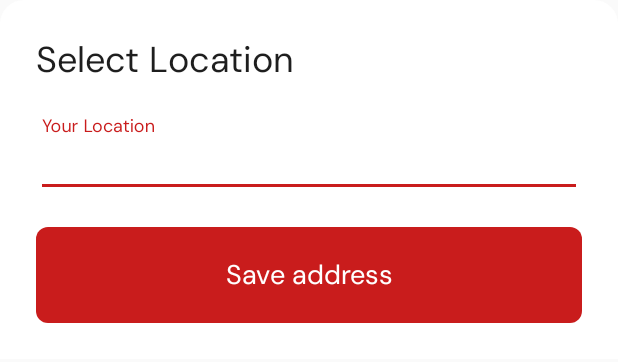
After one commit to daka-kolp/MyWay, an Android app: the layout save_address_bottom_sheet.xml on its own in the app's theme, with its tools: preview values and no code run, on a phone screen of 412 x 824 dp. The commit adds this screen. Shown: the top 362 px of the screen. Run offline under Robolectric (Android 15) with nearby library versions, the phone set to English and light mode, and no system bars.

Commit message:
save_address_bottom_sheet: implemented

```diff
--- /dev/null
+++ b/app/src/main/res/drawable/my_way_bottom_sheet_shape.xml
@@ -0,0 +1,7 @@
+<?xml version="1.0" encoding="UTF-8"?>
+<shape xmlns:android="http://schemas.android.com/apk/res/android">
+    <solid android:color="#FFFFFF" />
+    <corners
+        android:topLeftRadius="16dp"
+        android:topRightRadius="16dp" />
+</shape>
--- a/app/src/main/res/layout/fragment_home.xml
+++ b/app/src/main/res/layout/fragment_home.xml
@@ -1,5 +1,5 @@
 <?xml version="1.0" encoding="utf-8"?>
-<androidx.constraintlayout.widget.ConstraintLayout xmlns:android="http://schemas.android.com/apk/res/android"
+<FrameLayout xmlns:android="http://schemas.android.com/apk/res/android"
     xmlns:app="http://schemas.android.com/apk/res-auto"
     xmlns:tools="http://schemas.android.com/tools"
     android:layout_width="match_parent"
@@ -9,11 +9,21 @@
     <androidx.fragment.app.FragmentContainerView
         android:id="@+id/map"
         android:name="com.google.android.gms.maps.SupportMapFragment"
+        android:layout_width="match_parent"
+        android:layout_height="match_parent" />
+
+    <include
+        layout="@layout/save_address_bottom_sheet"
+        android:layout_width="match_parent"
+        android:layout_height="wrap_content"
+        android:layout_gravity="bottom" />
+
+    <com.google.android.material.button.MaterialButton
         android:layout_width="wrap_content"
         android:layout_height="wrap_content"
-        app:layout_constraintBottom_toBottomOf="parent"
-        app:layout_constraintEnd_toEndOf="parent"
-        app:layout_constraintStart_toStartOf="parent"
-        app:layout_constraintTop_toTopOf="parent" />
-
-</androidx.constraintlayout.widget.ConstraintLayout>
+        android:layout_gravity="end"
+        android:layout_marginTop="48dp"
+        android:layout_marginEnd="24dp"
+        app:icon="@drawable/logout"
+        app:iconSize="24dp" />
+</FrameLayout>
--- /dev/null
+++ b/app/src/main/res/layout/save_address_bottom_sheet.xml
@@ -0,0 +1,47 @@
+<?xml version="1.0" encoding="utf-8"?>
+<LinearLayout xmlns:android="http://schemas.android.com/apk/res/android"
+    android:layout_width="match_parent"
+    android:layout_height="wrap_content"
+    android:background="@drawable/my_way_bottom_sheet_shape"
+    android:orientation="vertical"
+    android:padding="24dp">
+
+    <com.google.android.material.bottomsheet.BottomSheetDragHandleView
+        android:layout_width="match_parent"
+        android:layout_height="wrap_content" />
+
+    <TextView
+        android:layout_width="wrap_content"
+        android:layout_height="wrap_content"
+        android:text="@string/select_location"
+        android:textSize="24sp" />
+
+    <Space
+        android:layout_width="wrap_content"
+        android:layout_height="20dp" />
+
+    <com.google.android.material.textfield.TextInputLayout
+        android:id="@+id/address_input_layout"
+        android:layout_width="match_parent"
+        android:layout_height="wrap_content"
+        android:hint="@string/your_location">
+
+        <com.google.android.material.textfield.TextInputEditText
+            android:id="@+id/address_input"
+            android:layout_width="match_parent"
+            android:layout_height="wrap_content" />
+
+    </com.google.android.material.textfield.TextInputLayout>
+
+    <Space
+        android:layout_width="wrap_content"
+        android:layout_height="20dp" />
+
+    <com.google.android.material.button.MaterialButton
+        android:id="@+id/sign_in_button"
+        android:layout_width="match_parent"
+        android:layout_height="wrap_content"
+        android:text="@string/save_address"
+        android:textSize="18sp" />
+
+</LinearLayout>
--- a/app/src/main/res/values/strings.xml
+++ b/app/src/main/res/values/strings.xml
@@ -3,4 +3,7 @@
     <string name="sign_in_with_google">"  Sign in with Google  "</string>
     <string name="welcome_to_myway">Welcome to MyWay App</string>
     <string name="we_can_not_define_your_location">We can not define your location</string>
+    <string name="save_address">Save address</string>
+    <string name="your_location">Your Location</string>
+    <string name="select_location">Select Location</string>
 </resources>
--- a/app/src/main/res/values/themes.xml
+++ b/app/src/main/res/values/themes.xml
@@ -4,7 +4,7 @@
         <item name="colorOnPrimary">@color/onPrimary</item>
         <item name="colorPrimaryContainer">@color/primaryContainer</item>
         <item name="colorSurface">@color/surface</item>
-        <item name="colorSecondaryContainer">@color/surfaceContainer</item>
+        <item name="colorAccent">@color/primary</item>
         <item name="materialButtonStyle">@style/MyWayButton</item>
         <item name="android:textColor">@color/primaryText</item>
         <item name="android:textColorHint">@color/secondaryText</item>
```
Also changed, not shown: app/src/main/res/drawable/logout.png (added).
